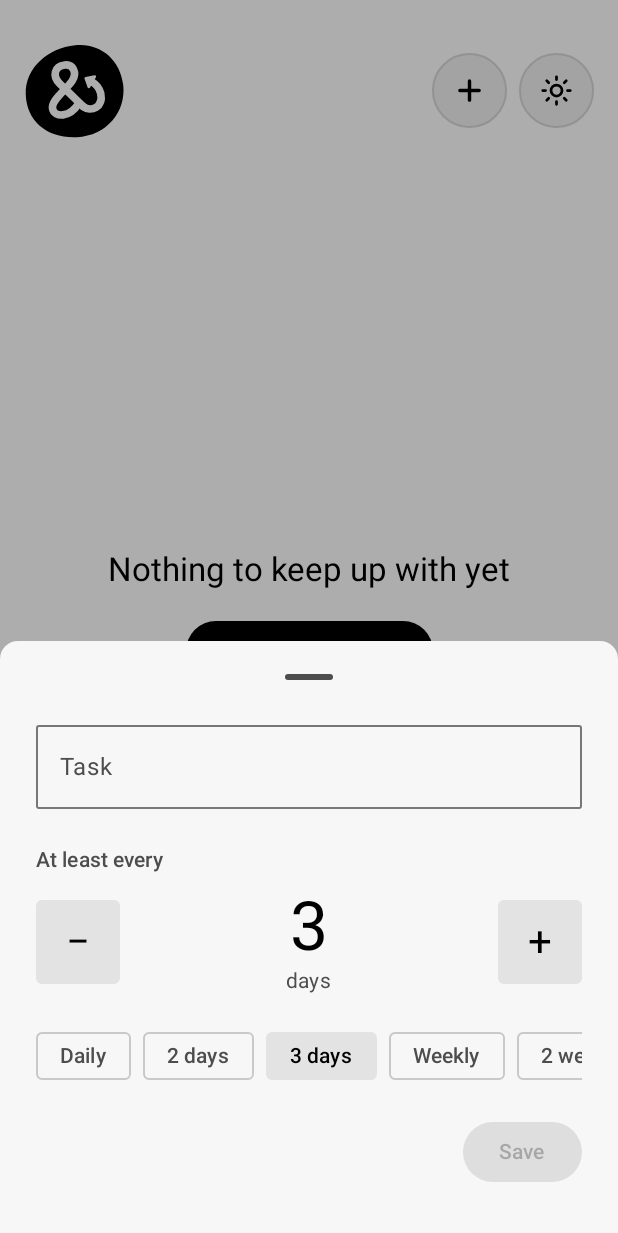
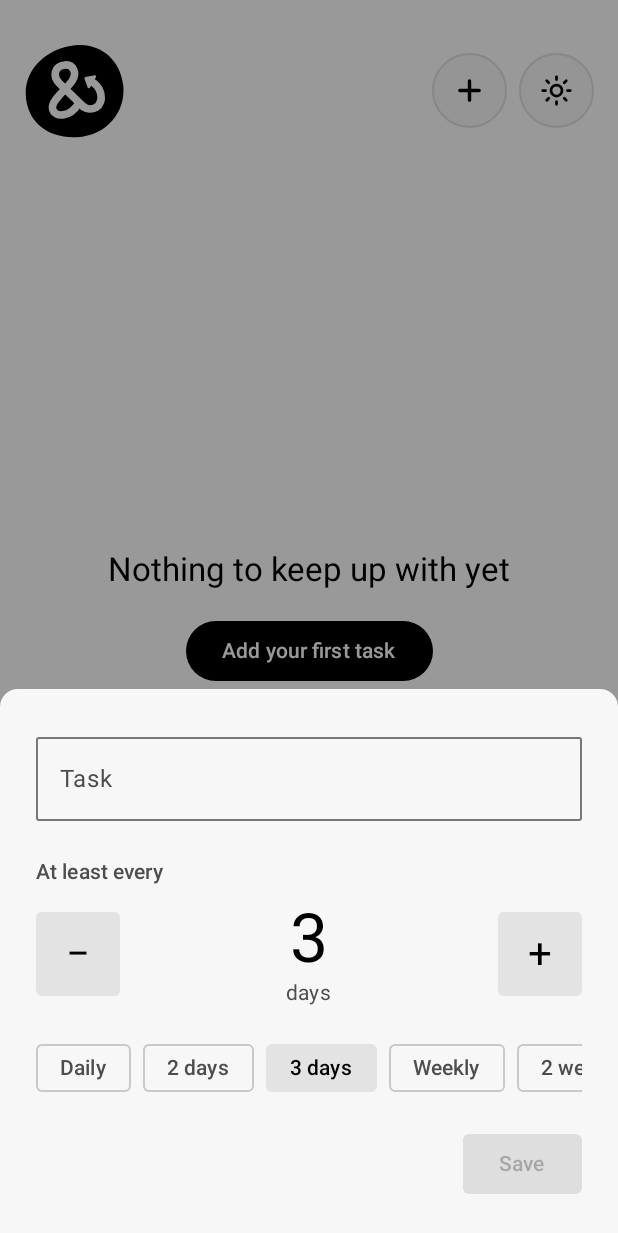
Before and after one commit to daniebeler/now-and-again, an Android app built with Jetpack Compose: the screen it shows after launch (MainActivity), after a tap on "Add your first task", on a phone screen of 412 x 824 dp. Shown: the top 1233 px of the screen. Run offline under Robolectric (Android 15) with nearby library versions, the phone set to English and light mode, and no system bars; our stand-ins replace Room's generated code; libraries missing offline, so code that uses them is left out: androidx.glance, androidx.glance.appwidget; 1 statement that could not run was skipped.

Commit message:
Open keyboard with bottom sheet. Fix broken release version

```diff
--- a/app/build.gradle.kts
+++ b/app/build.gradle.kts
@@ -22,7 +22,6 @@ android {
         release {
             optimization {
                 enable = true
-                packageScope = setOf("androidx.**", "kotlin.**", "kotlinx.**")
             }
         }
     }
@@ -58,6 +57,4 @@ dependencies {
 
     implementation(libs.androidx.glance.appwidget)
     implementation(libs.androidx.glance.material3)
-
-    implementation(libs.androidx.compose.material.icons.extended)
 }
--- a/app/src/main/java/com/daniebeler/nowandagain/ui/home/HomeScreen.kt
+++ b/app/src/main/java/com/daniebeler/nowandagain/ui/home/HomeScreen.kt
@@ -1,9 +1,17 @@
 package com.daniebeler.nowandagain.ui.home
 
+import androidx.activity.compose.BackHandler
+import androidx.compose.animation.AnimatedVisibility
 import androidx.compose.animation.core.animateFloatAsState
+import androidx.compose.animation.core.tween
+import androidx.compose.animation.fadeIn
+import androidx.compose.animation.fadeOut
+import androidx.compose.animation.slideInVertically
+import androidx.compose.animation.slideOutVertically
 import androidx.compose.foundation.background
 import androidx.compose.foundation.clickable
 import androidx.compose.foundation.horizontalScroll
+import androidx.compose.foundation.interaction.MutableInteractionSource
 import androidx.compose.foundation.layout.Arrangement
 import androidx.compose.foundation.layout.Box
 import androidx.compose.foundation.layout.Column
@@ -15,6 +23,7 @@ import androidx.compose.foundation.layout.asPaddingValues
 import androidx.compose.foundation.layout.fillMaxSize
 import androidx.compose.foundation.layout.fillMaxWidth
 import androidx.compose.foundation.layout.height
+import androidx.compose.foundation.layout.imePadding
 import androidx.compose.foundation.layout.navigationBarsPadding
 import androidx.compose.foundation.layout.padding
 import androidx.compose.foundation.layout.size
@@ -24,30 +33,30 @@ import androidx.compose.foundation.layout.width
 import androidx.compose.foundation.lazy.LazyColumn
 import androidx.compose.foundation.lazy.itemsIndexed
 import androidx.compose.foundation.rememberScrollState
+import androidx.compose.foundation.shape.CornerSize
 import androidx.compose.foundation.shape.RoundedCornerShape
-import androidx.compose.material.icons.Icons
-import androidx.compose.material.icons.filled.Add
+import androidx.compose.foundation.text.KeyboardActions
+import androidx.compose.foundation.text.KeyboardOptions
 import androidx.compose.material3.Button
 import androidx.compose.material3.ButtonDefaults
-import androidx.compose.material3.ExperimentalMaterial3Api
 import androidx.compose.material3.FilledIconButton
 import androidx.compose.material3.FilledTonalIconButton
 import androidx.compose.material3.FilterChip
-import androidx.compose.material3.FloatingActionButton
 import androidx.compose.material3.HorizontalDivider
 import androidx.compose.material3.Icon
 import androidx.compose.material3.LinearProgressIndicator
 import androidx.compose.material3.MaterialTheme
-import androidx.compose.material3.ModalBottomSheet
 import androidx.compose.material3.OutlinedTextField
 import androidx.compose.material3.Scaffold
 import androidx.compose.material3.SnackbarDuration
 import androidx.compose.material3.SnackbarHost
 import androidx.compose.material3.SnackbarHostState
 import androidx.compose.material3.SnackbarResult
+import androidx.compose.material3.Surface
 import androidx.compose.material3.Text
 import androidx.compose.material3.TextButton
 import androidx.compose.runtime.Composable
+import androidx.compose.runtime.LaunchedEffect
 import androidx.compose.runtime.getValue
 import androidx.compose.runtime.mutableIntStateOf
 import androidx.compose.runtime.mutableStateOf
@@ -57,11 +66,16 @@ import androidx.compose.runtime.setValue
 import androidx.compose.ui.Alignment
 import androidx.compose.ui.Modifier
 import androidx.compose.ui.draw.clip
+import androidx.compose.ui.focus.FocusRequester
+import androidx.compose.ui.focus.focusRequester
 import androidx.compose.ui.graphics.Brush
+import androidx.compose.ui.graphics.Color
 import androidx.compose.ui.graphics.StrokeCap
+import androidx.compose.ui.platform.LocalFocusManager
 import androidx.compose.ui.res.painterResource
 import androidx.compose.ui.text.font.FontWeight
-import androidx.compose.ui.text.style.TextOverflow
+import androidx.compose.ui.text.input.ImeAction
+import androidx.compose.ui.text.input.KeyboardCapitalization
 import androidx.compose.ui.unit.dp
 import androidx.lifecycle.compose.collectAsStateWithLifecycle
 import androidx.lifecycle.viewmodel.compose.viewModel
@@ -94,6 +108,7 @@ fun HomeScreen(
     val statusBarTop = WindowInsets.statusBars.asPaddingValues().calculateTopPadding()
     val background = MaterialTheme.colorScheme.background
 
+    Box(Modifier.fillMaxSize()) {
         Scaffold(
             snackbarHost = { SnackbarHost(snackbarHostState) },
         ) { padding ->
@@ -114,7 +129,9 @@ fun HomeScreen(
                             bottom = padding.calculateBottomPadding() + 96.dp,
                         ),
                     ) {
-                    itemsIndexed(state.items, key = { _, item -> item.task.id }) { index, item ->
+                        itemsIndexed(
+                            state.items,
+                            key = { _, item -> item.task.id }) { index, item ->
                             Column(Modifier.animateItem()) {
                                 if (index > 0) {
                                     HorizontalDivider(
@@ -190,7 +207,11 @@ fun HomeScreen(
                 initial = editing,
                 onDismiss = { sheetMode = null },
                 onSave = { name, days ->
-                if (editing == null) vm.addTask(name, days) else vm.editTask(editing, name, days)
+                    if (editing == null) vm.addTask(name, days) else vm.editTask(
+                        editing,
+                        name,
+                        days
+                    )
                     sheetMode = null
                 },
                 onDelete = editing?.let { task ->
@@ -209,6 +230,7 @@ fun HomeScreen(
                     }
                 },
             )
+        }
     }
 }
 
@@ -235,8 +257,6 @@ private fun TaskListItem(
                     item.task.name,
                     style = MaterialTheme.typography.titleLarge,
                     fontWeight = FontWeight.Bold,
-                    maxLines = 1,
-                    overflow = TextOverflow.Ellipsis,
                 )
                 Text(
                     item.task.dueLabel(),
@@ -302,7 +322,6 @@ private fun EmptyState(onAdd: () -> Unit, modifier: Modifier = Modifier) {
     }
 }
 
-@OptIn(ExperimentalMaterial3Api::class)
 @Composable
 private fun TaskSheet(
     initial: Task?,
@@ -310,22 +329,81 @@ private fun TaskSheet(
     onSave: (String, Int) -> Unit,
     onDelete: (() -> Unit)?,
 ) {
+    var visible by remember { mutableStateOf(false) }
+    LaunchedEffect(Unit) { visible = true }
+
+    BackHandler(onBack = onDismiss)
+
+    Box(Modifier.fillMaxSize()) {
+        AnimatedVisibility(visible = visible, enter = fadeIn(), exit = fadeOut()) {
+            Box(
+                Modifier
+                    .fillMaxSize()
+                    .background(Color.Black.copy(alpha = 0.4f))
+                    .clickable(
+                        interactionSource = remember { MutableInteractionSource() },
+                        indication = null,
+                        onClick = onDismiss,
+                    )
+            )
+        }
+
+        AnimatedVisibility(
+            visible = visible,
+            modifier = Modifier
+                .align(Alignment.BottomCenter)
+                .imePadding(),
+            enter = slideInVertically(animationSpec = tween(300)) { it },
+            exit = slideOutVertically(animationSpec = tween(200)) { it },
+        ) {
+            SheetContent(initial, onSave, onDelete)
+        }
+    }
+}
+
+@Composable
+private fun SheetContent(
+    initial: Task?,
+    onSave: (String, Int) -> Unit,
+    onDelete: (() -> Unit)?,
+) {
     var name by remember { mutableStateOf(initial?.name ?: "") }
     var days by remember { mutableIntStateOf(initial?.intervalDays ?: 3) }
 
-    ModalBottomSheet(onDismissRequest = onDismiss) {
+    val focusRequester = remember { FocusRequester() }
+    val focusManager = LocalFocusManager.current
+
+    LaunchedEffect(Unit) {
+        if (initial == null) focusRequester.requestFocus()
+    }
+
+    Surface(
+        modifier = Modifier.fillMaxWidth(),
+        shape = MaterialTheme.shapes.extraLarge.copy(
+            bottomStart = CornerSize(0.dp),
+            bottomEnd = CornerSize(0.dp),
+        ),
+        color = MaterialTheme.colorScheme.surfaceContainerLow,
+    ) {
         Column(
             Modifier
+                .navigationBarsPadding()
                 .padding(horizontal = 24.dp)
-                .padding(bottom = 32.dp)
-                .navigationBarsPadding(),
+                .padding(top = 24.dp, bottom = 24.dp),
         ) {
             OutlinedTextField(
                 value = name,
                 onValueChange = { name = it },
                 label = { Text("Task") },
                 singleLine = true,
-                modifier = Modifier.fillMaxWidth(),
+                keyboardOptions = KeyboardOptions(
+                    capitalization = KeyboardCapitalization.Sentences,
+                    imeAction = ImeAction.Done,
+                ),
+                keyboardActions = KeyboardActions(onDone = { focusManager.clearFocus() }),
+                modifier = Modifier
+                    .fillMaxWidth()
+                    .focusRequester(focusRequester),
             )
             Spacer(Modifier.height(24.dp))
             IntervalPicker(days = days, onChange = { days = it.coerceIn(1, MAX_INTERVAL) })
@@ -348,12 +426,12 @@ private fun TaskSheet(
                 Button(
                     onClick = { onSave(name, days) },
                     enabled = name.isNotBlank(),
+                    shape = MaterialTheme.shapes.small,
                 ) { Text("Save") }
             }
         }
     }
 }
-
 private const val MAX_INTERVAL = 365
 
 private val presets = listOf(
--- a/app/src/main/java/com/daniebeler/nowandagain/ui/theme/TopBarButton.kt
+++ b/app/src/main/java/com/daniebeler/nowandagain/ui/theme/TopBarButton.kt
@@ -21,11 +21,11 @@ fun TopBarButton(
         onClick = onClick,
         modifier = modifier.size(50.dp),
         shape = CircleShape,
-        color = MaterialTheme.colorScheme.surfaceContainer,
+        color = MaterialTheme.colorScheme.surfaceContainerLow,
         contentColor = MaterialTheme.colorScheme.onSurface,
         border = BorderStroke(
             width = 1.dp,
-            color = MaterialTheme.colorScheme.outlineVariant.copy(alpha = 0.6f),
+            color = MaterialTheme.colorScheme.outlineVariant.copy(alpha = 0.5f),
         ),
     ) {
         Box(contentAlignment = Alignment.Center) { content() }
--- a/gradle/libs.versions.toml
+++ b/gradle/libs.versions.toml
@@ -31,8 +31,6 @@ androidx-room-compiler = { group = "androidx.room", name = "room-compiler", vers
 androidx-glance-appwidget = { group = "androidx.glance", name = "glance-appwidget", version.ref = "glance" }
 androidx-glance-material3 = { group = "androidx.glance", name = "glance-material3", version.ref = "glance" }
 
-androidx-compose-material-icons-extended = { group = "androidx.compose.material", name = "material-icons-extended" }
-
 [plugins]
 android-application = { id = "com.android.application", version.ref = "agp" }
 kotlin-compose = { id = "org.jetbrains.kotlin.plugin.compose", version.ref = "kotlin" }
```
Lines whose indentation alone changed are shown as unchanged.
